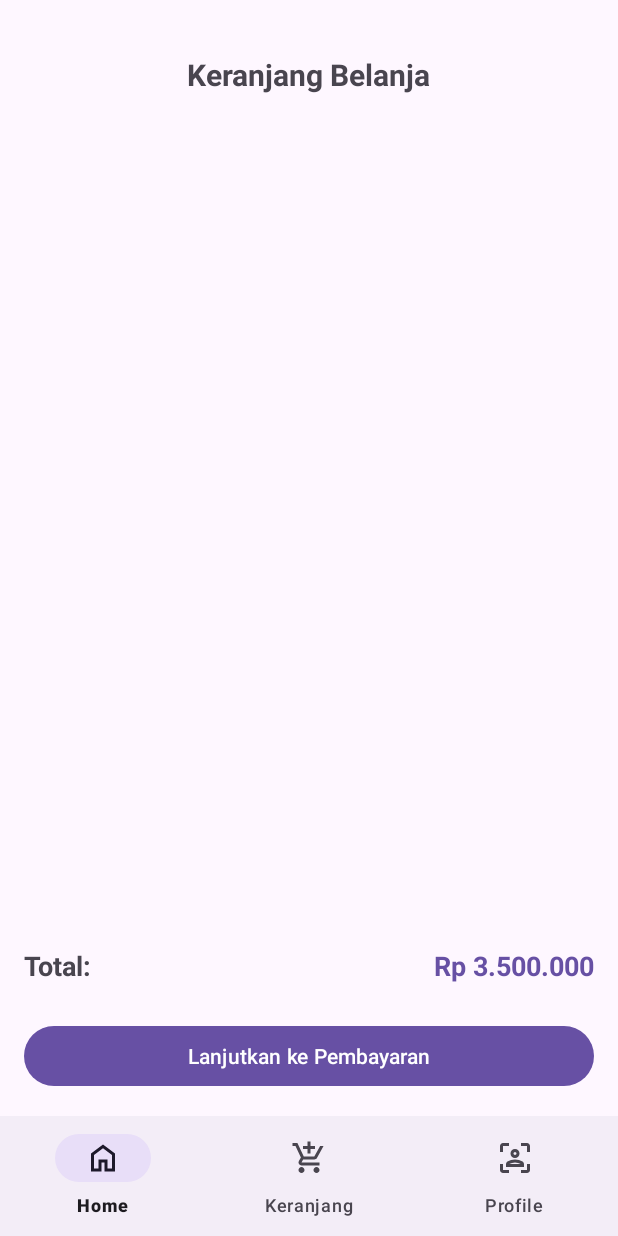
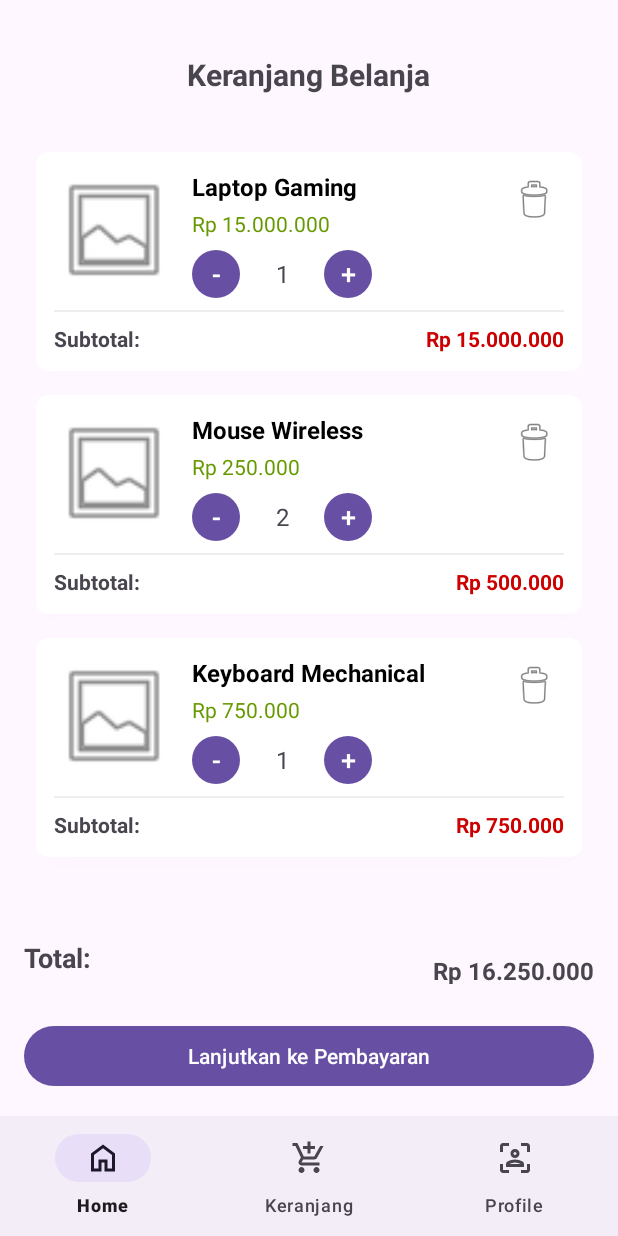
Before and after one commit to Alvista-Zahra/MyShop, an Android app: the CartFragment screen opened through its navigation route, on a phone screen of 412 x 824 dp. Run offline under Robolectric (Android 15) with nearby library versions, the phone set to English and light mode, and no system bars; our stand-ins replace navigation-ui.

Commit message:
dump commit

```diff
--- a/app/src/main/java/com/example/myshop/AddressFragment.kt
+++ b/app/src/main/java/com/example/myshop/AddressFragment.kt
@@ -1,11 +1,11 @@
 package com.example.myshop
 
 import android.os.Bundle
-import androidx.fragment.app.Fragment
 import android.view.LayoutInflater
 import android.view.View
 import android.view.ViewGroup
 import android.widget.ArrayAdapter
+import androidx.fragment.app.Fragment
 import androidx.navigation.fragment.findNavController
 import com.example.myshop.databinding.FragmentAddressBinding
 
@@ -16,26 +16,31 @@ class AddressFragment : Fragment() {
     override fun onCreateView(
         inflater: LayoutInflater, container: ViewGroup?,
         savedInstanceState: Bundle?
-    ): View? {
+    ): View {
         _binding = FragmentAddressBinding.inflate(inflater, container, false)
         return binding.root
     }
 
     override fun onViewCreated(view: View, savedInstanceState: Bundle?) {
         super.onViewCreated(view, savedInstanceState)
+
         with(binding) {
-            val provinces = resources.getStringArray(com.example.myshop.R.array.provinces)
-            val adapterProvinces = ArrayAdapter(requireContext(),
-                android.R.layout.simple_spinner_item, provinces
+            // ambil array provinces dari strings.xml
+            val provinces = resources.getStringArray(R.array.provinces)
+            val adapterProvinces = ArrayAdapter(
+                requireContext(),
+                android.R.layout.simple_spinner_item,
+                provinces
             )
             adapterProvinces.setDropDownViewResource(android.R.layout.simple_spinner_dropdown_item)
             spinnerProvinces.adapter = adapterProvinces
 
+            // kirim data provinsi yang dipilih kembali ke CheckoutFragment
             btnDone.setOnClickListener {
                 findNavController().apply {
                     previousBackStackEntry
-                        ?.savedStateHandle?.set("address",
-                            spinnerProvinces.selectedItem.toString())
+                        ?.savedStateHandle
+                        ?.set("address", spinnerProvinces.selectedItem.toString())
                 }.navigateUp()
             }
         }
--- /dev/null
+++ b/app/src/main/java/com/example/myshop/CartAdapter.kt
@@ -0,0 +1,58 @@
+package com.example.myshop
+
+import android.view.LayoutInflater
+import android.view.ViewGroup
+import androidx.recyclerview.widget.RecyclerView
+import com.example.myshop.databinding.ItemCartPlaceholderBinding
+
+class CartAdapter(
+    private val items: MutableList<CartItem>,
+    private val onDeleteClick: (CartItem) -> Unit
+) : RecyclerView.Adapter<CartAdapter.CartViewHolder>() {
+
+    inner class CartViewHolder(private val binding: ItemCartPlaceholderBinding) :
+        RecyclerView.ViewHolder(binding.root) {
+
+        fun bind(item: CartItem) {
+            with(binding) {
+                txtProductName.text = item.name
+                txtProductPrice.text = formatPrice(item.price)
+                txtQuantity.text = item.quantity.toString()
+                txtTotalPrice.text = formatPrice(item.price * item.quantity)
+
+                btnDelete.setOnClickListener { onDeleteClick(item) }
+
+                btnIncrease.setOnClickListener {
+                    item.quantity++
+                    notifyItemChanged(adapterPosition)
+                }
+
+                btnDecrease.setOnClickListener {
+                    if (item.quantity > 1) {
+                        item.quantity--
+                        notifyItemChanged(adapterPosition)
+                    }
+                }
+            }
+        }
+
+        private fun formatPrice(price: Int): String {
+            return "Rp ${String.format("%,d", price).replace(',', '.')}"
+        }
+    }
+
+    override fun onCreateViewHolder(parent: ViewGroup, viewType: Int): CartViewHolder {
+        val binding = ItemCartPlaceholderBinding.inflate(
+            LayoutInflater.from(parent.context),
+            parent,
+            false
+        )
+        return CartViewHolder(binding)
+    }
+
+    override fun onBindViewHolder(holder: CartViewHolder, position: Int) {
+        holder.bind(items[position])
+    }
+
+    override fun getItemCount(): Int = items.size
+}
--- a/app/src/main/java/com/example/myshop/CartFragment.kt
+++ b/app/src/main/java/com/example/myshop/CartFragment.kt
@@ -6,17 +6,18 @@ import android.view.View
 import android.view.ViewGroup
 import android.widget.Toast
 import androidx.fragment.app.Fragment
-import androidx.fragment.app.activityViewModels
 import androidx.recyclerview.widget.LinearLayoutManager
 import com.example.myshop.databinding.FragmentCartBinding
 
 class CartFragment : Fragment() {
-
     private var _binding: FragmentCartBinding? = null
     private val binding get() = _binding!!
+    private lateinit var cartAdapter: CartAdapter
+    private val cartItems = mutableListOf<CartItem>()
 
     override fun onCreateView(
-        inflater: LayoutInflater, container: ViewGroup?,
+        inflater: LayoutInflater,
+        container: ViewGroup?,
         savedInstanceState: Bundle?
     ): View {
         _binding = FragmentCartBinding.inflate(inflater, container, false)
@@ -25,8 +26,75 @@ class CartFragment : Fragment() {
 
     override fun onViewCreated(view: View, savedInstanceState: Bundle?) {
         super.onViewCreated(view, savedInstanceState)
-        with(binding) {
-            rvCartItems.layoutManager = LinearLayoutManager(requireContext())
+
+        setupRecyclerView()
+        loadCartItems()
+        updateTotalPrice()
+
+        binding.btnCheckout.setOnClickListener {
+            if (cartItems.isEmpty()) {
+                Toast.makeText(requireContext(), "Keranjang belanja kosong", Toast.LENGTH_SHORT).show()
+            } else {
+                Toast.makeText(requireContext(), "Lanjut ke pembayaran", Toast.LENGTH_SHORT).show()
+                // Navigasi ke halaman pembayaran jika ada
+                // findNavController().navigate(R.id.action_cartFragment_to_checkoutFragment)
             }
         }
     }
+
+    private fun setupRecyclerView() {
+        cartAdapter = CartAdapter(cartItems) { item ->
+            removeItem(item)
+        }
+
+        binding.rvCartItems.apply {
+            layoutManager = LinearLayoutManager(requireContext())
+            adapter = cartAdapter
+            setHasFixedSize(true)
+        }
+    }
+
+    private fun loadCartItems() {
+        // Data dummy untuk contoh
+        // Ganti dengan data dari database atau repository
+        cartItems.clear()
+        cartItems.addAll(
+            listOf(
+                CartItem(1, "Laptop Gaming", 15000000, 1, "https://example.com/laptop.jpg"),
+                CartItem(2, "Mouse Wireless", 250000, 2, "https://example.com/mouse.jpg"),
+                CartItem(3, "Keyboard Mechanical", 750000, 1, "https://example.com/keyboard.jpg")
+            )
+        )
+        cartAdapter.notifyDataSetChanged()
+    }
+
+    private fun removeItem(item: CartItem) {
+        cartItems.remove(item)
+        cartAdapter.notifyDataSetChanged()
+        updateTotalPrice()
+        Toast.makeText(requireContext(), "${item.name} dihapus dari keranjang", Toast.LENGTH_SHORT).show()
+    }
+
+    private fun updateTotalPrice() {
+        val total = cartItems.sumOf { it.price * it.quantity }
+        binding.txtProductPrice.text = formatPrice(total)
+    }
+
+    private fun formatPrice(price: Int): String {
+        return "Rp ${String.format("%,d", price).replace(',', '.')}"
+    }
+
+    override fun onDestroyView() {
+        super.onDestroyView()
+        _binding = null
+    }
+}
+
+// Data class untuk item keranjang
+data class CartItem(
+    val id: Int,
+    val name: String,
+    val price: Int,
+    var quantity: Int,
+    val imageUrl: String
+)
--- a/app/src/main/java/com/example/myshop/HomeFragment.kt
+++ b/app/src/main/java/com/example/myshop/HomeFragment.kt
@@ -5,6 +5,7 @@ import android.view.LayoutInflater
 import android.view.View
 import android.view.ViewGroup
 import androidx.fragment.app.Fragment
+import androidx.fragment.app.activityViewModels
 import androidx.navigation.fragment.findNavController
 import com.example.myshop.databinding.FragmentHomeBinding
 
@@ -16,17 +17,21 @@ class HomeFragment : Fragment() {
     override fun onCreateView(
         inflater: LayoutInflater, container: ViewGroup?,
         savedInstanceState: Bundle?
-    ): View? {
+    ): View {
         _binding = FragmentHomeBinding.inflate(inflater, container, false)
         return binding.root
     }
 
     override fun onViewCreated(view: View, savedInstanceState: Bundle?) {
         super.onViewCreated(view, savedInstanceState)
+
         with(binding) {
+            val action =
+                HomeFragmentDirections.actionHomeFragmentToCheckoutFragment(
+                    txtProductName.text.toString()
+                )
+
             btnBuy.setOnClickListener {
-                val action = HomeFragmentDirections
-                    .actionHomeFragmentToCheckoutFragment(txtProductName.text.toString())
                 findNavController().navigate(action)
             }
         }
--- a/app/src/main/java/com/example/myshop/MainActivity.kt
+++ b/app/src/main/java/com/example/myshop/MainActivity.kt
@@ -10,7 +10,7 @@ import androidx.navigation.ui.setupWithNavController
 import com.example.myshop.databinding.ActivityMainBinding
 
 class MainActivity : AppCompatActivity() {
-    private lateinit var binding: ActivityMainBinding // Deklarasi binding [cite: 233]
+    private lateinit var binding: ActivityMainBinding
 
     override fun onCreate(savedInstanceState: Bundle?) {
         super.onCreate(savedInstanceState)
--- a/app/src/main/res/layout/fragment_cart.xml
+++ b/app/src/main/res/layout/fragment_cart.xml
@@ -43,13 +43,13 @@
             android:textStyle="bold"/>
 
         <TextView
-            android:id="@+id/tvTotalPrice"
+            android:id="@+id/txtProductPrice"
             android:layout_width="wrap_content"
             android:layout_height="wrap_content"
             android:text="Rp 3.500.000"
-            android:textSize="18sp"
+            android:textSize="16sp"
             android:textStyle="bold"
-            android:textColor="?attr/colorPrimary"/>
+            android:layout_marginTop="8dp"/>
     </LinearLayout>
 
     <Button
--- a/app/src/main/res/layout/fragment_home.xml
+++ b/app/src/main/res/layout/fragment_home.xml
@@ -18,6 +18,13 @@
         android:textSize="14sp"
         android:layout_marginVertical="8dp"
         android:text="Samsung M22" />
+    <TextView
+        android:id="@+id/txtProductPrice"
+        android:layout_width="wrap_content"
+        android:layout_height="wrap_content"
+        android:text="Rp 5.000.000"
+        android:textSize="18sp"
+        android:textColor="@android:color/holo_red_dark"/>
     <Button
         android:id="@+id/btn_buy"
         android:layout_width="wrap_content"
--- a/app/src/main/res/layout/item_cart_placeholder.xml
+++ b/app/src/main/res/layout/item_cart_placeholder.xml
@@ -1,57 +1,139 @@
 <?xml version="1.0" encoding="utf-8"?>
-<androidx.constraintlayout.widget.ConstraintLayout xmlns:android="http://schemas.android.com/apk/res/android"
+<androidx.cardview.widget.CardView xmlns:android="http://schemas.android.com/apk/res/android"
     xmlns:app="http://schemas.android.com/apk/res-auto"
-    xmlns:tools="http://schemas.android.com/tools"
     android:layout_width="match_parent"
     android:layout_height="wrap_content"
-    android:layout_marginBottom="8dp">
+    android:layout_margin="8dp"
+    app:cardCornerRadius="8dp"
+    app:cardElevation="4dp">
+
+    <LinearLayout
+        android:layout_width="match_parent"
+        android:layout_height="wrap_content"
+        android:orientation="vertical"
+        android:padding="12dp">
+
+        <LinearLayout
+            android:layout_width="match_parent"
+            android:layout_height="wrap_content"
+            android:orientation="horizontal">
+
+            <!-- Product Image Placeholder -->
             <ImageView
-    android:id="@+id/ivProductImage"
-    android:layout_width="60dp"
-    android:layout_height="60dp"
-    android:layout_marginStart="8dp"
+                android:id="@+id/imgProduct"
+                android:layout_width="80dp"
+                android:layout_height="80dp"
                 android:scaleType="centerCrop"
-    android:src="@drawable/baseline_ad_units_24"
-    app:layout_constraintStart_toStartOf="parent"
-    app:layout_constraintTop_toTopOf="parent"
-    app:layout_constraintBottom_toBottomOf="parent"
+                android:src="@android:drawable/ic_menu_gallery"
                 android:contentDescription="Product Image" />
 
-    <TextView
-        android:id="@+id/tvProductName"
+            <LinearLayout
                 android:layout_width="0dp"
                 android:layout_height="wrap_content"
-        android:layout_marginStart="16dp"
-        android:layout_marginEnd="8dp"
+                android:layout_weight="1"
+                android:layout_marginStart="12dp"
+                android:orientation="vertical">
+
+                <TextView
+                    android:id="@+id/txtProductName"
+                    android:layout_width="wrap_content"
+                    android:layout_height="wrap_content"
+                    android:text="Nama Produk"
                     android:textSize="16sp"
                     android:textStyle="bold"
-        tools:text="Samsung M22 (Black)"
-        app:layout_constraintTop_toTopOf="parent"
-        app:layout_constraintStart_toEndOf="@id/ivProductImage"
-        app:layout_constraintEnd_toStartOf="@id/tvProductPrice"/>
+                    android:textColor="@android:color/black" />
 
                 <TextView
-        android:id="@+id/tvProductQuantity"
+                    android:id="@+id/txtProductPrice"
+                    android:layout_width="wrap_content"
+                    android:layout_height="wrap_content"
+                    android:text="Rp 500.000"
+                    android:textSize="14sp"
+                    android:layout_marginTop="4dp"
+                    android:textColor="@android:color/holo_green_dark" />
+
+                <LinearLayout
+                    android:layout_width="wrap_content"
+                    android:layout_height="wrap_content"
+                    android:orientation="horizontal"
+                    android:layout_marginTop="8dp"
+                    android:gravity="center_vertical">
+
+                    <Button
+                        android:id="@+id/btnDecrease"
+                        android:layout_width="32dp"
+                        android:layout_height="32dp"
+                        android:text="-"
+                        android:textSize="18sp"
+                        android:padding="0dp"
+                        android:insetTop="0dp"
+                        android:insetBottom="0dp" />
+
+                    <TextView
+                        android:id="@+id/txtQuantity"
+                        android:layout_width="40dp"
+                        android:layout_height="wrap_content"
+                        android:text="1"
+                        android:textSize="16sp"
+                        android:gravity="center"
+                        android:layout_marginStart="8dp"
+                        android:layout_marginEnd="8dp" />
+
+                    <Button
+                        android:id="@+id/btnIncrease"
+                        android:layout_width="32dp"
+                        android:layout_height="32dp"
+                        android:text="+"
+                        android:textSize="18sp"
+                        android:padding="0dp"
+                        android:insetTop="0dp"
+                        android:insetBottom="0dp" />
+
+                </LinearLayout>
+
+            </LinearLayout>
+
+            <ImageButton
+                android:id="@+id/btnDelete"
+                android:layout_width="40dp"
+                android:layout_height="40dp"
+                android:src="@android:drawable/ic_menu_delete"
+                android:background="?attr/selectableItemBackgroundBorderless"
+                android:contentDescription="Hapus Item" />
+
+        </LinearLayout>
+
+        <View
+            android:layout_width="match_parent"
+            android:layout_height="1dp"
+            android:background="#EEEEEE"
+            android:layout_marginTop="8dp"
+            android:layout_marginBottom="8dp" />
+
+        <LinearLayout
+            android:layout_width="match_parent"
+            android:layout_height="wrap_content"
+            android:orientation="horizontal">
+
+            <TextView
                 android:layout_width="0dp"
                 android:layout_height="wrap_content"
-        android:layout_marginTop="4dp"
+                android:layout_weight="1"
+                android:text="Subtotal:"
                 android:textSize="14sp"
-        tools:text="Qty: 1"
-        app:layout_constraintTop_toBottomOf="@id/tvProductName"
-        app:layout_constraintStart_toStartOf="@id/tvProductName"
-        app:layout_constraintEnd_toStartOf="@id/tvProductPrice"/>
+                android:textStyle="bold" />
 
             <TextView
-        android:id="@+id/tvProductPrice"
+                android:id="@+id/txtTotalPrice"
                 android:layout_width="wrap_content"
                 android:layout_height="wrap_content"
-        android:layout_marginEnd="8dp"
-        android:textSize="16sp"
+                android:text="Rp 500.000"
+                android:textSize="14sp"
                 android:textStyle="bold"
-        android:textColor="?attr/colorPrimary"
-        tools:text="Rp 3.500.000"
-        app:layout_constraintEnd_toEndOf="parent"
-        app:layout_constraintTop_toTopOf="parent"
-        app:layout_constraintBottom_toBottomOf="parent"/>
+                android:textColor="@android:color/holo_red_dark" />
 
-</androidx.constraintlayout.widget.ConstraintLayout>
+        </LinearLayout>
+
+    </LinearLayout>
+
+</androidx.cardview.widget.CardView>
--- a/app/src/main/res/navigation/bottom_navigation.xml
+++ b/app/src/main/res/navigation/bottom_navigation.xml
@@ -14,6 +14,9 @@
         <action
             android:id="@+id/action_homeFragment_to_checkoutFragment"
             app:destination="@id/checkoutFragment" />
+        <action
+            android:id="@+id/action_homeFragment_to_cartFragment"
+            app:destination="@id/cartFragment" />
     </fragment>
     <fragment
         android:id="@+id/cartFragment"
```
Lines whose indentation alone changed are shown as unchanged.
